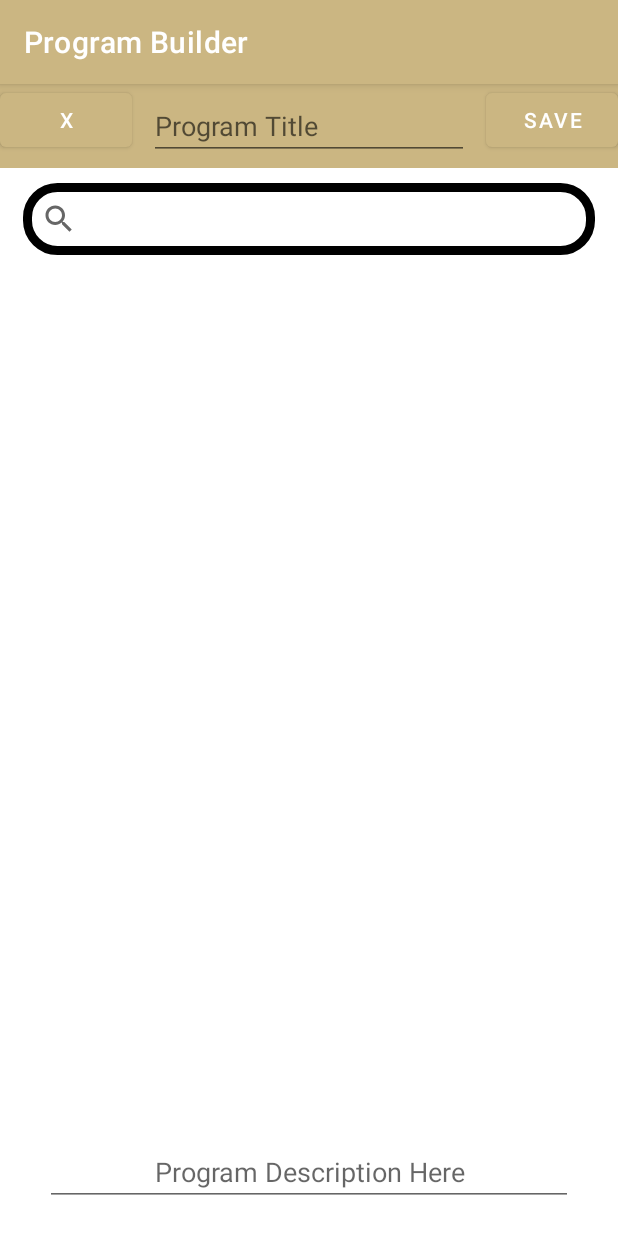
After one commit to XaviourG/WorkoutApp, an Android app: the ProgramEditorActivity screen opened directly, with no data from a screen before it, on a phone screen of 412 x 824 dp. The commit adds this screen. Run offline under Robolectric (Android 15) with nearby library versions, the phone set to English and light mode, and no system bars.

Commit message:
Program creator basics implemented

```diff
--- a/app/src/main/AndroidManifest.xml
+++ b/app/src/main/AndroidManifest.xml
@@ -29,6 +29,9 @@
             android:name=".ProgramActivity"
             android:exported="true" />
         <activity
+            android:name=".ProgramEditorActivity"
+            android:exported="true" />
+        <activity
             android:name=".MainActivity"
             android:exported="true">
             <intent-filter>
--- /dev/null
+++ b/app/src/main/java/com/example/workoutapp/ProgramEditorActivity.kt
@@ -0,0 +1,112 @@
+package com.example.workoutapp
+
+import android.content.Intent
+import android.os.Bundle
+import android.text.Editable
+import android.view.View
+import android.widget.SearchView
+import androidx.activity.viewModels
+import androidx.appcompat.app.AppCompatActivity
+import androidx.recyclerview.widget.LinearLayoutManager
+import com.example.workoutapp.adapters.ProgramBuildAdapter
+import com.example.workoutapp.adapters.ProgramSearchAdapter
+import com.example.workoutapp.data.exercisedb.ExerciseViewModel
+import com.example.workoutapp.data.exercisedb.Program
+import com.example.workoutapp.databinding.ActivityBuildWorkoutBinding
+import com.example.workoutapp.databinding.ActivityProgamEditorBinding
+import java.util.function.ToDoubleBiFunction
+
+class ProgramEditorActivity : AppCompatActivity() {
+
+    private lateinit var binding: ActivityProgamEditorBinding
+    private lateinit var programSearchAdapter: ProgramSearchAdapter
+    private lateinit var programBuildAdapter: ProgramBuildAdapter
+    private lateinit var program: Program
+    private var isNewProgram = false
+
+    private val exerciseViewModel: ExerciseViewModel by viewModels {
+        ExerciseViewModel.ExerciseViewModelFactory((application as MyApplication).repository)
+    }
+
+    override fun onCreate(savedInstanceState: Bundle?) {
+        super.onCreate(savedInstanceState)
+        binding = ActivityProgamEditorBinding.inflate(layoutInflater)
+        val view = binding.root
+        setContentView(view)
+        title = "Program Builder"
+
+        binding.etTitle.hint = "Program Title"
+        binding.etTitle.text.clear()
+
+        programBuildAdapter = ProgramBuildAdapter(this, exerciseViewModel)
+        binding.rvBuildSpace.adapter = programBuildAdapter
+        binding.rvBuildSpace.layoutManager = LinearLayoutManager(this)
+
+        programSearchAdapter = ProgramSearchAdapter(programBuildAdapter, exerciseViewModel)
+        binding.rvSearchResults.adapter = programSearchAdapter
+        binding.rvSearchResults.layoutManager = LinearLayoutManager(this)
+
+        var pid = intent.getIntExtra("PID",-1)
+        if (pid == -1) { //Creating a new program
+            isNewProgram = true
+        } else { //Editing an existing program
+            exerciseViewModel.allPrograms.observe(this, {
+                programList -> programList.let {
+                    for(p in it){
+                        if(p.PID == pid){
+                            program = p
+                            programBuildAdapter.setProgram(p)
+                            binding.etTitle.setText(p.title)
+                        }
+                    }
+            }
+            })
+        }
+
+        binding.svBuild.setOnQueryTextListener( object : SearchView.OnQueryTextListener,
+            androidx.appcompat.widget.SearchView.OnQueryTextListener {
+            override fun onQueryTextSubmit(query: String): Boolean {
+                programSearchAdapter.filter(query)
+                return false
+            }
+            override fun onQueryTextChange(query: String): Boolean {
+                binding.rvSearchResults.visibility = View.VISIBLE
+                programSearchAdapter.filter(query)
+                return false
+            }
+        })
+
+        binding.svBuild.setOnCloseListener( object : SearchView.OnCloseListener,
+            androidx.appcompat.widget.SearchView.OnCloseListener {
+            override fun onClose(): Boolean {
+                binding.rvSearchResults.visibility = View.GONE
+                return false
+            }
+        })
+
+        exerciseViewModel.allWorkouts.observe(this, {
+            list -> list.let{
+                programSearchAdapter.setData(it)
+        }
+        })
+
+        binding.rvSearchResults.visibility = View.GONE
+
+        binding.btnSave.setOnClickListener {
+            exerciseViewModel.insertProgram(Program(
+                title = binding.etTitle.text.toString(),
+                workoutIDs = programBuildAdapter.getWorkoutIDs(),
+                description = binding.etDescription.text.toString()
+            ))
+            val i = Intent(this@ProgramEditorActivity, ProgramActivity::class.java)
+            startActivity(i)
+        }
+        binding.btnX.setOnClickListener {
+            val i = Intent(this@ProgramEditorActivity, ProgramActivity::class.java)
+            startActivity(i)
+        }
+
+
+    }
+
+}
--- a/app/src/main/java/com/example/workoutapp/WorkoutEditor.kt
+++ b/app/src/main/java/com/example/workoutapp/WorkoutEditor.kt
@@ -27,7 +27,6 @@ class WorkoutEditor : AppCompatActivity() {
     private lateinit var srAdapter: SearchResultsAdapter
     private lateinit var wlAdapter: WorkoutBuildAdapter
     private lateinit var workout: Workout
-    private var WID = 1
 
     private val exerciseViewModel: ExerciseViewModel by viewModels {
         ExerciseViewModel.ExerciseViewModelFactory((application as MyApplication).repository)
--- /dev/null
+++ b/app/src/main/java/com/example/workoutapp/adapters/ProgramSearchAdapter.kt
@@ -0,0 +1,50 @@
+package com.example.workoutapp.adapters
+
+import android.view.LayoutInflater
+import android.view.ViewGroup
+import androidx.recyclerview.widget.RecyclerView
+import com.example.workoutapp.data.exercisedb.Exercise
+import com.example.workoutapp.data.exercisedb.ExerciseViewModel
+import com.example.workoutapp.data.exercisedb.Workout
+import com.example.workoutapp.databinding.FragmentExerciseBinding
+
+class ProgramSearchAdapter(private val programBuildAdapter: ProgramBuildAdapter,
+                           private val viewModel: ExerciseViewModel
+) : RecyclerView.Adapter<ProgramSearchAdapter.ProgramSearchViewHolder>() {
+
+    var shownData = emptyList<Workout>()
+    var fullData = emptyList<Workout>()
+    class ProgramSearchViewHolder(val binding: FragmentExerciseBinding)
+        : RecyclerView.ViewHolder(binding.root)
+
+    override fun onCreateViewHolder(parent: ViewGroup, viwType: Int): ProgramSearchViewHolder {
+        val binding = FragmentExerciseBinding
+            .inflate(LayoutInflater.from(parent.context), parent, false)
+        return ProgramSearchViewHolder(binding)
+    }
+
+
+    override fun onBindViewHolder(holder: ProgramSearchViewHolder, position: Int) {
+        holder.binding.tvExName.text = shownData[position].title
+        holder.binding.tvExType.text = shownData[position].notes
+        holder.binding.tvExName.setOnClickListener {
+                programBuildAdapter.addWorkout(shownData[position])
+
+        }
+    }
+
+    fun setData(newData: List<Workout>){
+        shownData = newData
+        fullData = newData
+        notifyDataSetChanged()
+    }
+
+    fun filter (query : String){
+        shownData = fullData.filter {query.lowercase() in it.title.lowercase()}
+        notifyDataSetChanged()
+    }
+
+    override fun getItemCount(): Int {
+        return shownData.size
+    }
+}
--- a/app/src/main/java/com/example/workoutapp/data/exercisedb/ExerciseDao.kt
+++ b/app/src/main/java/com/example/workoutapp/data/exercisedb/ExerciseDao.kt
@@ -60,4 +60,15 @@ interface ExerciseDao {
 
     @Query("SELECT * FROM Log ORDER BY date DESC")
     fun getAllLogs(): Flow<MutableList<Log>>
+
+
+    //PROGRAMS
+    @Query("SELECT * FROM Program ORDER BY PID DESC")
+    fun getAllPrograms(): Flow<MutableList<Program>>
+
+    @Insert(onConflict = OnConflictStrategy.IGNORE)
+    suspend fun insertProgram(program: Program)
+
+    @Delete
+    fun deleteProgram(program: Program)
 }
--- a/app/src/main/java/com/example/workoutapp/data/exercisedb/Program.kt
+++ b/app/src/main/java/com/example/workoutapp/data/exercisedb/Program.kt
@@ -8,6 +8,7 @@ import androidx.room.PrimaryKey
 data class Program(
     @PrimaryKey(autoGenerate = true) val PID: Int? = null,
     @ColumnInfo(name = "title") val title: String,
+    @ColumnInfo(name = "description") val description: String? = "",
     @ColumnInfo(name = "workouts") val workoutIDs: List<Int>,
     @ColumnInfo(name = "position") val position: Int = 0,
     @ColumnInfo(name = "active") val active: Boolean = false
--- /dev/null
+++ b/app/src/main/res/layout/activity_progam_editor.xml
@@ -0,0 +1,104 @@
+<?xml version="1.0" encoding="utf-8"?>
+<androidx.constraintlayout.widget.ConstraintLayout
+    xmlns:android="http://schemas.android.com/apk/res/android"
+    xmlns:app="http://schemas.android.com/apk/res-auto"
+    xmlns:tools="http://schemas.android.com/tools"
+    android:layout_width="match_parent"
+    android:layout_height="match_parent"
+    tools:context=".BuildWorkoutActivity">
+
+
+    <androidx.appcompat.widget.Toolbar
+        android:id="@+id/tbBuild"
+        android:layout_width="0dp"
+        android:layout_height="wrap_content"
+        android:background="?attr/colorPrimary"
+        android:minHeight="?attr/actionBarSize"
+        android:theme="?attr/actionBarTheme"
+        app:layout_constraintEnd_toEndOf="parent"
+        app:layout_constraintHorizontal_bias="1.0"
+        app:layout_constraintStart_toStartOf="parent"
+        app:layout_constraintTop_toTopOf="parent" />
+
+    <Button
+        android:id="@+id/btnX"
+        android:layout_width="wrap_content"
+        android:layout_height="wrap_content"
+        android:text="X"
+        app:layout_constraintStart_toStartOf="@+id/tbBuild"
+        app:layout_constraintTop_toTopOf="parent" />
+    <Button
+        android:id="@+id/btnSave"
+        android:layout_width="wrap_content"
+        android:layout_height="wrap_content"
+        android:text="SAVE"
+        app:layout_constraintEnd_toEndOf="@id/tbBuild"
+        app:layout_constraintTop_toTopOf="parent" />
+
+    <androidx.recyclerview.widget.RecyclerView
+        android:id="@+id/rvBuildSpace"
+        android:layout_width="0dp"
+        android:layout_height="0dp"
+        android:layout_marginStart="20dp"
+        android:layout_marginTop="20dp"
+        android:layout_marginEnd="20dp"
+        android:layout_marginBottom="20dp"
+        app:layout_constraintBottom_toBottomOf="parent"
+        app:layout_constraintEnd_toEndOf="parent"
+        app:layout_constraintStart_toStartOf="parent"
+        app:layout_constraintTop_toBottomOf="@+id/svBuild">
+    </androidx.recyclerview.widget.RecyclerView>
+
+    <androidx.appcompat.widget.SearchView
+        android:id="@+id/svBuild"
+        android:layout_width="match_parent"
+        android:layout_height="wrap_content"
+        android:layout_marginStart="15dp"
+        android:layout_marginEnd="15dp"
+        android:layout_marginTop="10dp"
+        android:background="@drawable/search_bar_bg"
+        app:defaultQueryHint="Add Exercise"
+        app:layout_constraintEnd_toEndOf="parent"
+        app:layout_constraintStart_toStartOf="parent"
+        app:layout_constraintTop_toBottomOf="@+id/tbBuild"
+        app:queryHint="Add Exercise"/>
+
+    <androidx.recyclerview.widget.RecyclerView
+        android:id="@+id/rvSearchResults"
+        android:layout_marginStart="15dp"
+        android:layout_marginEnd="15dp"
+        android:layout_width="match_parent"
+        android:layout_height="300dp"
+        app:layout_constraintEnd_toEndOf="parent"
+        app:layout_constraintStart_toStartOf="parent"
+        app:layout_constraintTop_toBottomOf="@+id/svBuild" />
+
+    <EditText
+        android:id="@+id/etTitle"
+        android:layout_width="wrap_content"
+        android:layout_height="wrap_content"
+        android:ems="10"
+        android:inputType="textPersonName"
+        android:text=""
+        android:hint="Program Title"
+        android:layout_marginTop="5dp"
+        app:layout_constraintEnd_toStartOf="@+id/btnSave"
+        app:layout_constraintStart_toEndOf="@+id/btnX"
+        app:layout_constraintTop_toTopOf="parent"/>
+
+    <EditText
+        android:id="@+id/etDescription"
+        android:layout_width="0dp"
+        android:layout_height="wrap_content"
+        android:layout_marginStart="30dp"
+        android:layout_marginEnd="30dp"
+        android:textAlignment="center"
+        android:ems="10"
+        android:inputType="text"
+        android:text=""
+        android:hint="Program Description Here"
+        app:layout_constraintBottom_toBottomOf="@+id/rvBuildSpace"
+        app:layout_constraintEnd_toEndOf="parent"
+        app:layout_constraintStart_toStartOf="parent" />
+
+</androidx.constraintlayout.widget.ConstraintLayout>
```
Also changed, not shown: app/src/main/java/com/example/workoutapp/ProgramActivity.kt (+16 -0 lines), app/src/main/java/com/example/workoutapp/adapters/ProgramBuildAdapter.kt (added, +74 -0 lines), app/src/main/java/com/example/workoutapp/adapters/ProgramListAdapter.kt (+57 -1 lines), app/src/main/java/com/example/workoutapp/data/exercisedb/ExerciseRepository.kt (+14 -0 lines), app/src/main/java/com/example/workoutapp/data/exercisedb/ExerciseViewModel.kt (+10 -0 lines), app/src/main/res/layout/fragment_program_listing.xml (added, +42 -0 lines), app/src/main/res/layout/fragment_workout_listing_editable.xml (added, +44 -0 lines).
